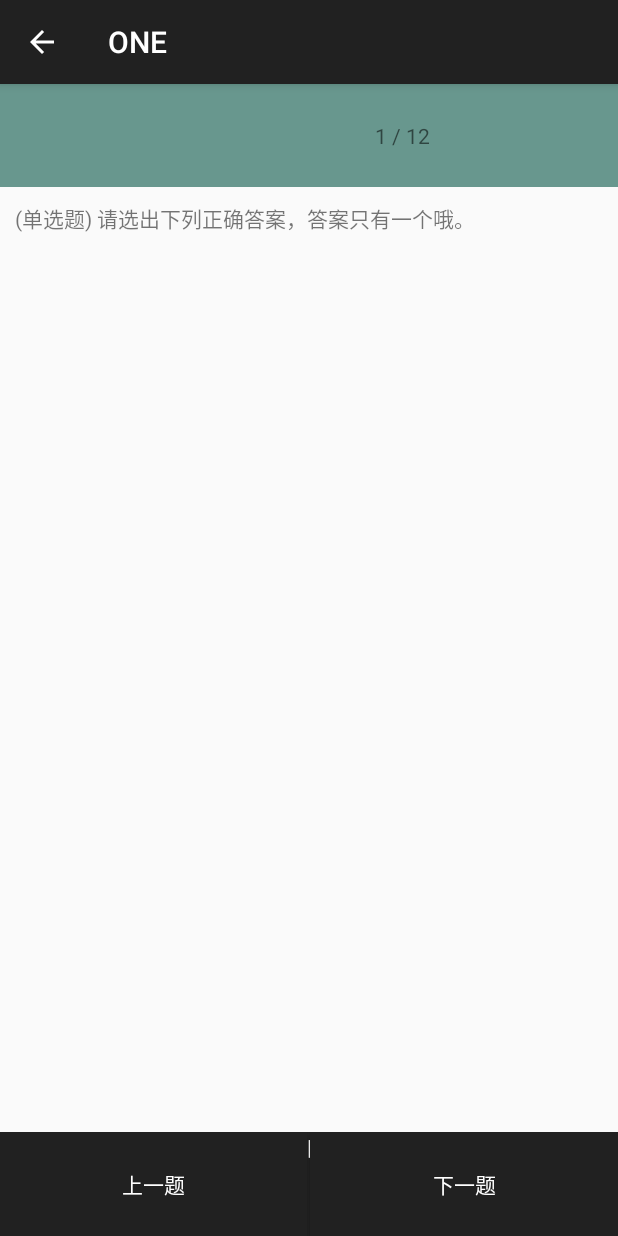
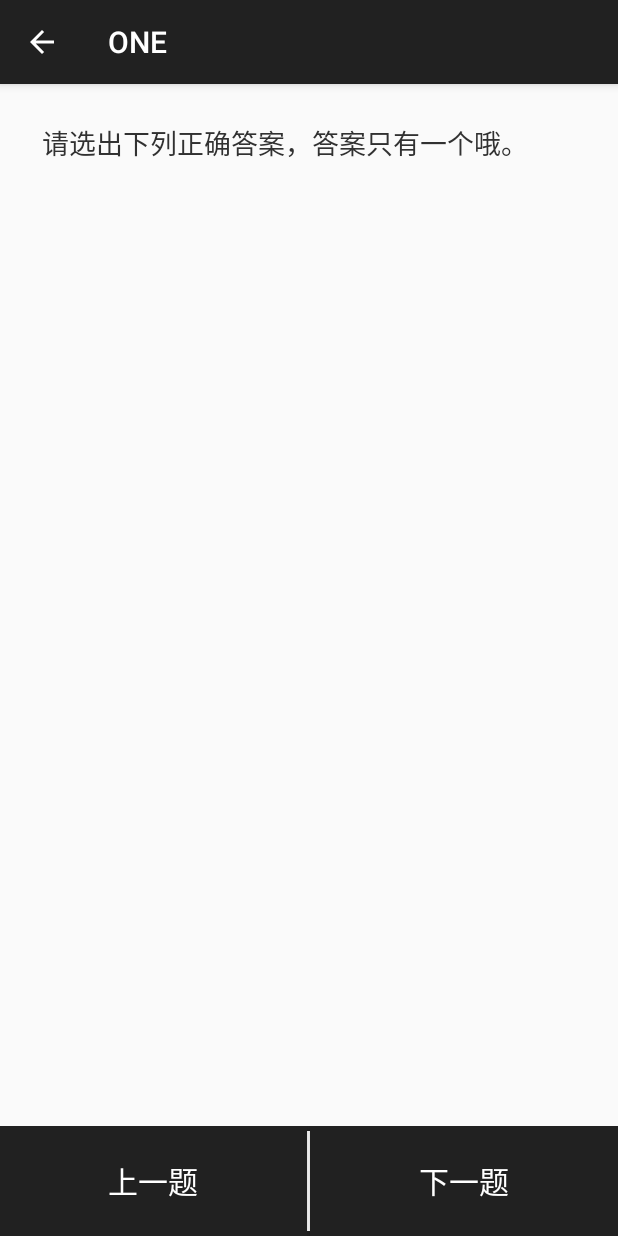
Before and after one commit to evezyj/ForAndroid, an Android app: the PaperActivity screen opened directly, with no data from a screen before it, on a phone screen of 412 x 824 dp. Run offline under Robolectric (Android 15) with nearby library versions, the phone set to English and light mode, and no system bars; libraries missing offline, so code that uses them is left out: com.alibaba.fastjson; 5 statements that could not run were skipped.

Commit message:
change layout

```diff
--- a/app/src/main/AndroidManifest.xml
+++ b/app/src/main/AndroidManifest.xml
@@ -18,9 +18,9 @@
         </activity>
         <activity android:name=".MainActivity"></activity>
         <activity android:name=".PaperActivity" android:parentActivityName=".ExamlistActivity"></activity>
-        <activity android:name=".ResultActivity"></activity>
+        <activity android:name=".ResultActivity" android:parentActivityName=".UserInfoActivity"></activity>
         <activity android:name=".UserInfoActivity"></activity>
-        <activity android:name=".ExamlistActivity"></activity>
+        <activity android:name=".ExamlistActivity" android:parentActivityName=".UserInfoActivity"></activity>
     </application>
     <!--允许应用程序改变网络状态-->
 
--- a/app/src/main/java/com/one/frontend/interviewexam/PaperActivity.java
+++ b/app/src/main/java/com/one/frontend/interviewexam/PaperActivity.java
@@ -77,8 +77,6 @@ public class PaperActivity extends AppCompatActivity implements View.OnClickList
 
     private SubjectInfo initUI(SubjectInfo subjectInfo) {
         TextView question = (TextView) findViewById(R.id.question);
-        TextView totalCount = (TextView) findViewById(R.id.totalCount);
-        totalCount.setText(String.valueOf(subjectInfo.getPaperDetail().getCount()));
         question.setText(subjectInfo.getPaperSubjects().get(position).getSubjectName());
         if (position == (subjectInfo.getPaperDetail().getCount() - 1)) {
             // Toast.makeText(this, "已经是最后一题了" + position, Toast.LENGTH_SHORT).show();
--- a/app/src/main/java/com/one/frontend/interviewexam/adapter/SubjectOptionAdapter.java
+++ b/app/src/main/java/com/one/frontend/interviewexam/adapter/SubjectOptionAdapter.java
@@ -64,7 +64,7 @@ public class SubjectOptionAdapter extends BaseAdapter {
         convertView.setTag(viewHolder);
 
         viewHolder.answerDesc.setText(subjectOptions.get(position).getAnswerDesccription());
-        viewHolder.answerOption.setText(subjectOptions.get(position).getAnswerOption());
+        //viewHolder.answerOption.setText(subjectOptions.get(position).getAnswerOption());
         viewHolder.answerOption.setOnCheckedChangeListener(new CompoundButton.OnCheckedChangeListener() {
             @Override
             public void onCheckedChanged(CompoundButton buttonView, boolean b) {
--- a/app/src/main/res/layout/activity_examlist.xml
+++ b/app/src/main/res/layout/activity_examlist.xml
@@ -5,6 +5,7 @@
         android:layout_width="match_parent"
         android:layout_height="match_parent"
         android:orientation="vertical"
+        android:background="#F8F8F8"
         tools:context="com.one.frontend.interviewexam.ExamlistActivity">
     <ListView android:layout_width="match_parent" android:layout_height="wrap_content"
     android:id="@+id/list_exam"
--- a/app/src/main/res/layout/activity_paper.xml
+++ b/app/src/main/res/layout/activity_paper.xml
@@ -6,28 +6,15 @@
         android:layout_height="match_parent"
         android:orientation="vertical"
         tools:context="com.one.frontend.interviewexam.PaperActivity">
-    <!--title-->
-    <LinearLayout android:layout_width="match_parent" android:layout_height="10dp" android:layout_weight="1"
-                  android:background="#68978E" android:orientation="horizontal">
-
-        <LinearLayout android:layout_width="wrap_content" android:layout_height="match_parent"
-                      android:orientation="horizontal" android:layout_marginLeft="250dp">
-            <TextView android:layout_width="wrap_content" android:layout_height="wrap_content"
-                      android:text="1" android:layout_gravity="center_vertical"/>
-            <TextView android:layout_width="wrap_content" android:layout_height="wrap_content"
-                      android:text=" / " android:layout_gravity="center_vertical" android:id="@+id/count"/>
-            <TextView android:layout_width="wrap_content" android:layout_height="wrap_content"
-                      android:text="12" android:layout_gravity="center_vertical" android:id="@+id/totalCount"/>
-        </LinearLayout>
-    </LinearLayout>
 
     <!--body-->
     <LinearLayout android:layout_width="match_parent" android:layout_height="wrap_content"
                   android:layout_weight="10" android:orientation="vertical">
         <LinearLayout android:layout_width="match_parent" android:layout_height="wrap_content"
                       android:layout_marginTop="10dp" android:layout_marginLeft="10dp">
-            <TextView android:layout_width="wrap_content" android:layout_height="wrap_content" android:text="(单选题) "/>
             <TextView android:layout_width="match_parent" android:layout_height="wrap_content"
+                      android:layout_marginTop="15dp"
+                      android:layout_marginLeft="18dp" android:textSize="18dp" android:textColor="#313131"
                       android:text="请选出下列正确答案，答案只有一个哦。" android:id="@+id/question"/>
         </LinearLayout>
         <LinearLayout android:layout_width="match_parent" android:layout_height="wrap_content"
@@ -42,9 +29,13 @@
     <LinearLayout android:layout_width="match_parent" android:layout_height="10dp"
                   android:layout_weight="1" android:background="@color/colorPrimary" android:orientation="horizontal">
         <Button android:layout_width="wrap_content" android:layout_height="match_parent" android:layout_weight="1"
-                android:text="上一题" android:textColor="#ffffff" android:id="@+id/lastBtn" android:background="@color/colorPrimary"/>
-       <TextView android:layout_width="2dp" android:layout_height="match_parent" android:textColor="#ffffff" android:text="|"/>
+                android:text="上一题" android:textColor="#ffffff" android:id="@+id/lastBtn"
+                android:background="@color/colorPrimary" android:textSize="20dp"/>
+        <ImageView android:layout_width="2dp" android:layout_height="match_parent"
+                   android:background="@mipmap/white_line" android:layout_marginBottom="3dp"
+                   android:layout_marginTop="3dp"/>
         <Button android:layout_width="wrap_content" android:layout_height="match_parent" android:layout_weight="1"
-                android:text="下一题" android:textColor="#ffffff" android:id="@+id/nextBtn" android:background="@color/colorPrimary"/>
+                android:text="下一题" android:textColor="#ffffff" android:id="@+id/nextBtn"
+                android:background="@color/colorPrimary" android:textSize="20dp"/>
     </LinearLayout>
 </LinearLayout>
```
Also changed, not shown: app/src/main/java/com/one/frontend/interviewexam/ExamlistActivity.java (+11 -0 lines), app/src/main/java/com/one/frontend/interviewexam/ResultActivity.java (+12 -1 lines), app/src/main/res/layout/activity_result.xml (+9 -3 lines), app/src/main/res/layout/optionitem.xml (+8 -5 lines), app/src/main/res/mipmap/j_icon.jpg (added), app/src/main/res/mipmap/white_line.jpg (added), app/src/main/res/temp/List.PNG, app/src/main/res/temp/Subject.PNG, app/src/main/res/temp/Welcome.PNG (added).
